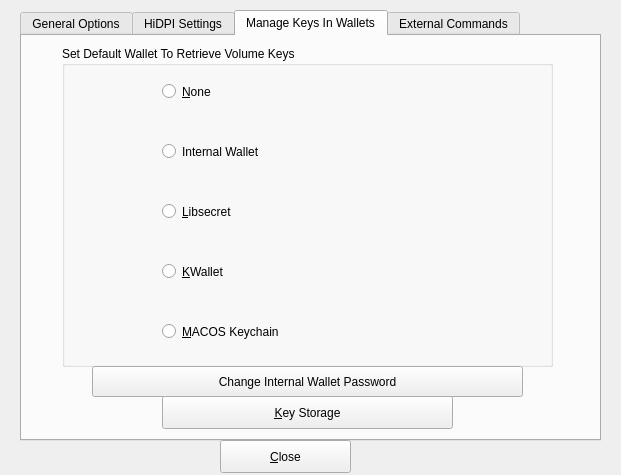
mhogomchungu/sirikali, file src/configoptions.ui: the form before one commit.
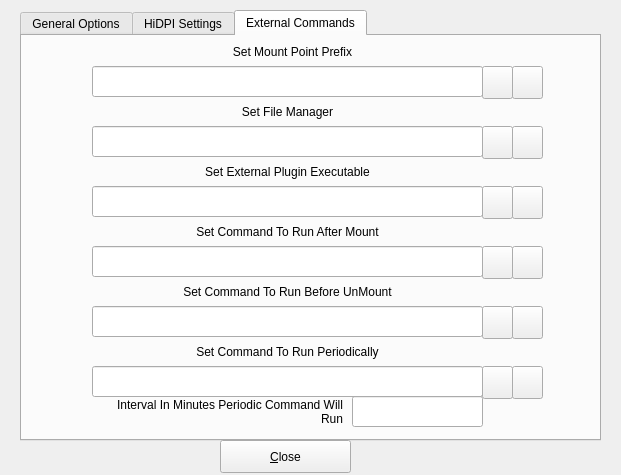
The form after the commit. The open tabs and pages were chosen to show the change.

Patch:
```diff
--- a/src/configoptions.ui
+++ b/src/configoptions.ui
@@ -412,115 +412,6 @@
      </widget>
     </widget>
    </widget>
-   <widget class="QWidget" name="manageKeys">
-    <attribute name="title">
-     <string>Manage Keys In Wallets</string>
-    </attribute>
-    <widget class="QGroupBox" name="groupBox">
-     <property name="geometry">
-      <rect>
-       <x>40</x>
-       <y>10</y>
-       <width>491</width>
-       <height>321</height>
-      </rect>
-     </property>
-     <property name="title">
-      <string>Set Default Wallet To Retrieve Volume Keys</string>
-     </property>
-     <widget class="QRadioButton" name="rbInternalWallet">
-      <property name="geometry">
-       <rect>
-        <x>100</x>
-        <y>90</y>
-        <width>311</width>
-        <height>31</height>
-       </rect>
-      </property>
-      <property name="text">
-       <string>Internal Wallet</string>
-      </property>
-     </widget>
-     <widget class="QRadioButton" name="rbLibSecret">
-      <property name="geometry">
-       <rect>
-        <x>100</x>
-        <y>150</y>
-        <width>311</width>
-        <height>31</height>
-       </rect>
-      </property>
-      <property name="text">
-       <string>&amp;Libsecret</string>
-      </property>
-     </widget>
-     <widget class="QRadioButton" name="rbKWallet">
-      <property name="geometry">
-       <rect>
-        <x>100</x>
-        <y>210</y>
-        <width>311</width>
-        <height>31</height>
-       </rect>
-      </property>
-      <property name="text">
-       <string>&amp;KWallet</string>
-      </property>
-     </widget>
-     <widget class="QRadioButton" name="rbMacOSKeyChain">
-      <property name="geometry">
-       <rect>
-        <x>100</x>
-        <y>270</y>
-        <width>311</width>
-        <height>31</height>
-       </rect>
-      </property>
-      <property name="text">
-       <string>&amp;MACOS Keychain</string>
-      </property>
-     </widget>
-     <widget class="QRadioButton" name="rbNone">
-      <property name="geometry">
-       <rect>
-        <x>100</x>
-        <y>30</y>
-        <width>311</width>
-        <height>31</height>
-       </rect>
-      </property>
-      <property name="text">
-       <string>&amp;None</string>
-      </property>
-     </widget>
-    </widget>
-    <widget class="QPushButton" name="pbChangeWalletPassword">
-     <property name="geometry">
-      <rect>
-       <x>70</x>
-       <y>330</y>
-       <width>431</width>
-       <height>31</height>
-      </rect>
-     </property>
-     <property name="text">
-      <string>Change Internal Wallet Password</string>
-     </property>
-    </widget>
-    <widget class="QPushButton" name="pbKeyStorage">
-     <property name="geometry">
-      <rect>
-       <x>140</x>
-       <y>360</y>
-       <width>291</width>
-       <height>33</height>
-      </rect>
-     </property>
-     <property name="text">
-      <string>&amp;Key Storage</string>
-     </property>
-    </widget>
-   </widget>
    <widget class="QWidget" name="setExecutables">
     <attribute name="title">
      <string>External Commands</string>
```
Left out of the diff: 9 changed lines with no effect on the pictures.
